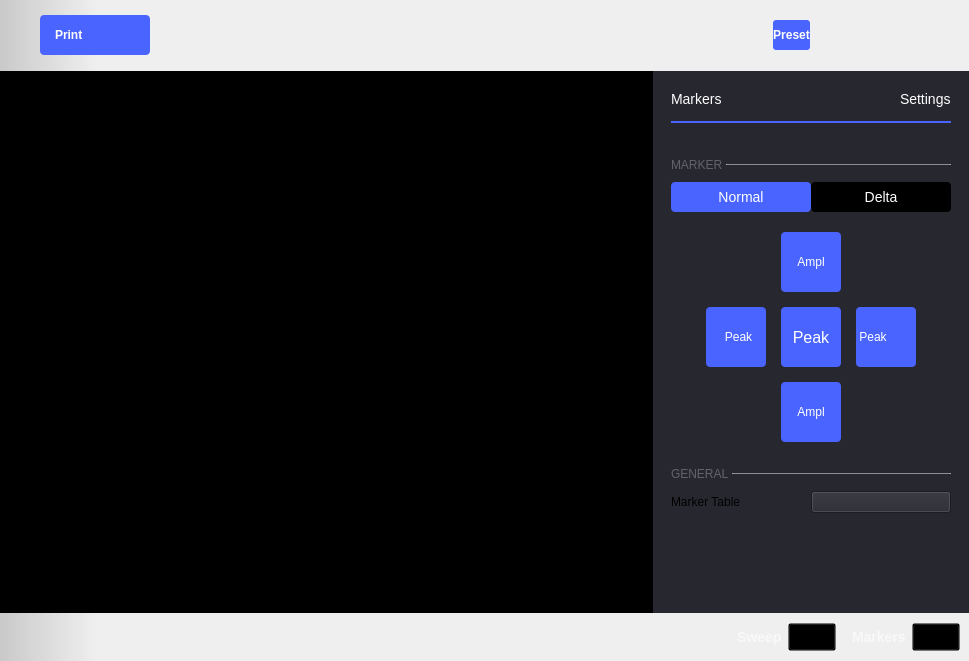
Above: ui/spectrum_analyzer.ui from analogdevicesinc/scopy before the change. Below: the same form after it.
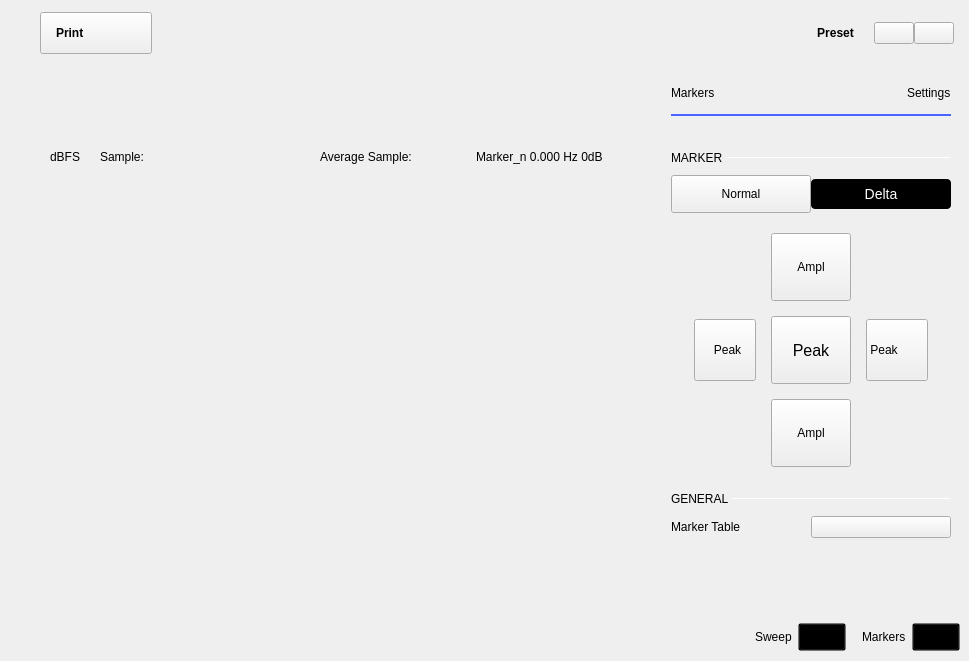
That is the form after the change. The open tabs and pages were chosen to show the change. Icons and pictures are not drawn. Custom widgets are drawn as their Qt base class.

What changed in the file:
```diff
--- a/ui/spectrum_analyzer.ui
+++ b/ui/spectrum_analyzer.ui
@@ -40,41 +40,6 @@
        <height>0</height>
       </size>
      </property>
-     <property name="styleSheet">
-      <string notr="true">
-QWidget#mainWidget
-{
-background-color: qlineargradient(spread:pad, x1:0, y1:0, x2:0.1, y2:0, stop:0 rgba(0, 0, 0, 40), stop:1 transparent);
-}
-
-/* QComboBoxes*/
-QComboBox
-{
-  height: 24px;
-  border: 0px;
-  color: white;
-  font-size: 14px;
-  border-bottom: 1px solid rgba(255, 255, 255, 102);
-  padding-bottom: 4px;
-}
-QComboBox::drop-down
-{
-  subcontrol-position: center right;
-  width: 10px;
-  height: 6px;
-  border-image: url(:/icons/sba_cmb_box_arrow.svg);
-}
-QComboBox QAbstractItemView {
-  border: 0px;
-  color: white;
-  selection-background-color: rgba(25, 25, 25);
-  outline: 0px;
-}
-QComboBox:disabled
-{
-  color: rgb(85, 85, 85);
-}</string>
-     </property>
      <layout class="QVBoxLayout" name="verticalLayout_6">
       <property name="spacing">
        <number>0</number>
@@ -127,8 +92,7 @@
            <enum>Qt::RightToLeft</enum>
           </property>
           <property name="styleSheet">
-           <string notr="true">
-QPushButton {
+           <string notr="true">QPushButton{
   width: 80px;
   height: 40px;
 
@@ -136,20 +100,7 @@
   font-weight: bold;
   padding-left: 15px;
   padding-right: 15px;
-  border-radius: 4px;
-  background-color: #4a64ff;
-  color: #ffffff;
-
-}
-
-QPushButton:pressed {
-  background-color: #2a44df;
-}
-
-QPushButton:hover {
-	background-color: #4a34ff;
-}
-</string>
+}</string>
           </property>
           <property name="text">
            <string>Print</string>
@@ -218,21 +169,12 @@
          <widget class="QPushButton" name="btnPreset">
           <property name="styleSheet">
            <string notr="true">QPushButton {
-color: white;
-background-color: #4A64FF;
-
 font-size: 12px;
 font-weight: bold;
 height: 30px;
 border-width: 0px;
 border-radius: 3px;
 min-width: 6em;
-}
-QPushButton:disabled {
-background-color: grey;
-}
-QPushButton:checked {
-background-color: #F45000;
 }</string>
           </property>
           <property name="text">
@@ -267,31 +209,6 @@
             <height>0</height>
            </size>
           </property>
-          <property name="styleSheet">
-           <string notr="true">QPushButton {
-  min-height: 40px;
-  max-height: 40px;
-  min-width: 60px;
-  max-width: 60px;
-  padding-top:5px
-}
-
-QPushButton:checked {
-  border-top: 1px solid rgba(255,255,255,150);
-}
-
-QPushButton:!checked {
-  border-top: 1px solid rgba(255,255,255,0);
-}
-
-QPushButton:!checked:hover {
-  border-top: 1px solid rgba(255,255,255,0);
-}
-
-QPushButton:checked:hover {
-  border-top: 1px solid rgba(255,255,255,200);
-}</string>
-          </property>
           <layout class="QHBoxLayout" name="horizontalLayout_6">
            <property name="spacing">
             <number>0</number>
@@ -310,24 +227,6 @@
            </property>
            <item>
             <widget class="adiscope::CustomPushButton" name="btnToolSettings">
-             <property name="styleSheet">
-              <string notr="true">QPushButton:checked {
-  image: url(:/icons/gear_wheel_pressed.svg);
-}
-
-QPushButton:!checked {
-  image: url(:/icons/gear_wheel.svg);
-}
-
-
-QPushButton:!checked:hover {
-  image: url(:/icons/gear_wheel_hover.svg);
-}
-
-QPushButton:checked:hover {
-  image: url(:/icons/gear_wheel_pressed.svg);
-}</string>
-             </property>
              <property name="text">
               <string/>
              </property>
@@ -341,24 +240,6 @@
            </item>
            <item>
             <widget class="QPushButton" name="btnSettings">
-             <property name="styleSheet">
-              <string notr="true">
-QPushButton:checked {
-  image: url(:/icons/setup3_checked_hover.svg);
-}
-
-QPushButton:!checked {
-  image: url(:/icons/setup3_unchecked.svg);
-}
-
-QPushButton:!checked:hover {
-  image: url(:/icons/setup3_unchecked_hover.svg);
-}
-
-QPushButton:checked:hover {
-  image: url(:/icons/setup3_checked_hover.svg);
-}</string>
-             </property>
              <property name="text">
               <string/>
              </property>
@@ -385,10 +266,8 @@
             <verstretch>0</verstretch>
            </sizepolicy>
           </property>
-          <property name="styleSheet">
-           <string notr="true">QWidget {
-  background-color: black;
-}</string>
+          <property name="plot_container" stdset="0">
+           <bool>true</bool>
           </property>
           <layout class="QGridLayout" name="gridLayout">
            <property name="leftMargin">
@@ -530,13 +409,7 @@
         <item>
          <widget class="adiscope::MenuAnim" name="rightMenu" native="true">
           <property name="styleSheet">
-           <string notr="true">QWidget#rightMenu {
-  background-color: qlineargradient(spread:pad, x1:0, y1:0, x2:0, y2:1, stop:0 rgba(35, 35, 43, 255), stop:0.1 rgba(39, 39, 48, 255), stop: 0.9 rgba(39, 39, 48, 255), stop: 1 rgba(35, 35, 43, 255));
-}
-
-QWidget {
-   background-color: rgba(39, 39, 48, 255);
-}</string>
+           <string notr="true"/>
           </property>
           <layout class="QVBoxLayout" name="verticalLayout_2">
            <property name="spacing">
@@ -1566,11 +1439,6 @@
                  </property>
                  <item>
                   <widget class="QLabel" name="label_4">
-                   <property name="styleSheet">
-                    <string notr="true"> color: white;
-    font-size: 14px;
-    font-weight: normal;</string>
-                   </property>
                    <property name="text">
                     <string>Markers</string>
                    </property>
@@ -1591,11 +1459,6 @@
                  </item>
                  <item>
                   <widget class="QLabel" name="labelMarkerSettingsTitle">
-                   <property name="styleSheet">
-                    <string notr="true"> color: white;
-    font-size: 14px;
-    font-weight: normal;</string>
-                   </property>
                    <property name="text">
                     <string>Settings</string>
                    </property>
@@ -1657,12 +1520,6 @@
                      <verstretch>0</verstretch>
                     </sizepolicy>
                    </property>
-                   <property name="styleSheet">
-                    <string notr="true">QLabel {
-        font-size: 12px;
-        color: rgba(255, 255, 255, 70)
-    }</string>
-                   </property>
                    <property name="text">
                     <string>MARKER </string>
                    </property>
@@ -1688,9 +1545,6 @@
                      <height>1</height>
                     </size>
                    </property>
-                   <property name="styleSheet">
-                    <string notr="true">border: 1px solid rgba(255, 255, 255, 70);</string>
-                   </property>
                    <property name="orientation">
                     <enum>Qt::Horizontal</enum>
                    </property>
@@ -1716,25 +1570,9 @@
                   <widget class="QPushButton" name="pushButton_3">
                    <property name="styleSheet">
                     <string notr="true">QPushButton {
-color: white;
-background-color: #4A64FF;
-
-font-size:14px;
 height: 30px;
 width: 120px;
 border-width: 0px;
-border-radius: 4px;
-}
-QPushButton:disabled {
-background-color: grey;
-}
-QPushButton:pressed {
-background-color: #F45000;
-}
-
-QPushButton:hover
-{
-         background-color: #4a34ff;
 }</string>
                    </property>
                    <property name="text">
@@ -1828,24 +1666,11 @@
                      </property>
                      <property name="styleSheet">
                       <string notr="true">QPushButton {
-color: white;
-background-color: #4A64FF;
 height: 60px;
 width: 55px;
-border-radius: 4px;
 padding-left: 5px;
 
 text-align: left;
-}
-QPushButton:disabled {
-background-color: grey;
-}
-QPushButton:pressed {
-background-color: #F45000;
-}
-QPushButton:hover
-{
-         background-color: #4a34ff;
 }</string>
                      </property>
                      <property name="text">
@@ -1873,26 +1698,10 @@
                      </property>
                      <property name="styleSheet">
                       <string notr="true">QPushButton {
-color: white;
-background-color: #4A64FF;
 height: 60px;
 width: 55px;
-border-radius: 4px;
 
 padding-left: 5px;
-}
-
-QPushButton:disabled {
-background-color: grey;
-}
-QPushButton:pressed {
-background-color: #F45000;
-}
-
-
-QPushButton:hover
-{
-         background-color: #4a34ff;
 }</string>
                      </property>
                      <property name="text">
@@ -1920,22 +1729,8 @@
                      </property>
                      <property name="styleSheet">
                       <string notr="true">QPushButton {
-color: white;
-background-color: #4A64FF;
 height: 60px;
 width: 60px;
-border-radius: 4px;
-}
-QPushButton:disabled {
-background-color: grey;
-}
-QPushButton:pressed {
-background-color: #F45000;
-}
-
-QPushButton:hover
-{
-         background-color: #4a34ff;
 }</string>
                      </property>
                      <property name="text">
@@ -1963,22 +1758,8 @@
                      </property>
                      <property name="styleSheet">
                       <string notr="true">QPushButton {
-color: white;
-background-color: #4A64FF;
 height: 60px;
 width: 60px;
-border-radius: 4px;
-}
-QPushButton:disabled {
-background-color: grey;
-}
-QPushButton:pressed {
-background-color: #F45000;
-}
-
-QPushButton:hover
-{
-         background-color: #4a34ff;
 }</string>
                      </property>
                      <property name="text">
@@ -2006,26 +1787,10 @@
                      </property>
                      <property name="styleSheet">
                       <string notr="true">QPushButton {
-color: white;
-background-color: #4A64FF;
-
 font-size:16px;
 height: 60px;
 width: 60px;
-border-radius: 4px;
 border-width: 0px;
-}
-
-QPushButton:disabled {
-background-color: grey;
-}
-QPushButton:pressed {
-background-color: #F45000;
-}
-
-QPushButton:hover
-{
-         background-color: #4a34ff;
 }</string>
                      </property>
                      <property name="text">
@@ -2069,12 +1834,6 @@
                      <verstretch>0</verstretch>
                     </sizepolicy>
                    </property>
-                   <property name="styleSheet">
-                    <string notr="true">QLabel {
-        font-size: 12px;
-        color: rgba(255, 255, 255, 70)
-    }</string>
-                   </property>
                    <property name="text">
                     <string>GENERAL </string>
                    </property>
@@ -2094,10 +1853,6 @@
                      <height>1</height>
                     </size>
                    </property>
-                   <property name="styleSheet">
-                    <string notr="true">border: 1px solid rgba(255, 255, 255, 70);
-</string>
-                   </property>
                    <property name="orientation">
                     <enum>Qt::Horizontal</enum>
                    </property>
@@ -2444,8 +2199,6 @@
   background-color: transparent;
   font-size: 14px;
   font-weight: bold;
-
-  color: rgba(255, 255, 255, 153);
 }
 
 QCheckBox::indicator {
@@ -2465,14 +2218,7 @@
 QPushButton:pressed { border-image: url(:/icons/setup_btn_checked.svg); }
 QPushButton:!pressed { border-image: url(:/icons/setup_btn_unchecked.svg); }
 QPushButton:hover:!pressed:!checked { border-image: url(:/icons/setup_btn_hover.svg); }
-QPushButton:checked { border-image: url(:/icons/setup_btn_checked.svg); }
-
-QLabel {
-  font-size: 14px;
-  font-weight: bold;
-
-  color: rgba(255, 255, 255, 153);
-}</string>
+QPushButton:checked { border-image: url(:/icons/setup_btn_checked.svg); }</string>
           </property>
           <layout class="QHBoxLayout" name="horizontalLayout">
            <item>
@@ -2553,6 +2299,12 @@
    <extends>QPushButton</extends>
    <header>customPushButton.hpp</header>
   </customwidget>
+  <customwidget>
+   <class>adiscope::InstrumentNotes</class>
+   <extends>QWidget</extends>
+   <header>instrumentnotes.h</header>
+   <container>1</container>
+  </customwidget>
   <customwidget>
    <class>adiscope::RunSingleWidget</class>
    <extends>QWidget</extends>
@@ -2564,12 +2316,6 @@
    <extends>QPushButton</extends>
    <header>customSwitch.hpp</header>
   </customwidget>
-  <customwidget>
-   <class>adiscope::InstrumentNotes</class>
-   <extends>QWidget</extends>
-   <header>instrumentnotes.h</header>
-   <container>1</container>
-  </customwidget>
   <customwidget>
    <class>adiscope::MarkerTable</class>
    <extends>QWidget</extends>
```
Left out of the diff: 288 changed lines with no effect on the pictures. Lines whose indentation alone changed are shown as unchanged.
